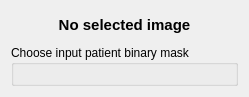
open-vv/vv, file vv/qt_ui/vvToolExtractLung.ui: the form before one commit.
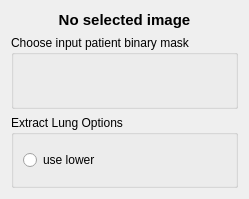
The form after the commit. Custom widgets are drawn as their Qt base class.

The edit to the form file:
```diff
--- a/vv/qt_ui/vvToolExtractLung.ui
+++ b/vv/qt_ui/vvToolExtractLung.ui
@@ -7,7 +7,7 @@
     <x>0</x>
     <y>0</y>
     <width>249</width>
-    <height>97</height>
+    <height>199</height>
    </rect>
   </property>
   <property name="windowTitle">
@@ -16,6 +16,12 @@
   <layout class="QVBoxLayout" name="verticalLayout">
    <item>
     <widget class="QLabel" name="mLabelInput">
+     <property name="sizePolicy">
+      <sizepolicy hsizetype="Preferred" vsizetype="Fixed">
+       <horstretch>0</horstretch>
+       <verstretch>0</verstretch>
+      </sizepolicy>
+     </property>
      <property name="font">
       <font>
        <pointsize>11</pointsize>
@@ -36,12 +42,58 @@
    </item>
    <item>
     <widget class="QGroupBox" name="mMaskLoaderBox">
+     <property name="sizePolicy">
+      <sizepolicy hsizetype="Preferred" vsizetype="Minimum">
+       <horstretch>0</horstretch>
+       <verstretch>0</verstretch>
+      </sizepolicy>
+     </property>
      <property name="title">
       <string>Choose input patient binary mask</string>
      </property>
      <layout class="QGridLayout" name="gridLayout">
       <item row="1" column="0">
-       <widget class="vvLabelImageLoaderWidget" name="mPatientMaskInputWidget" native="true"/>
+       <widget class="vvLabelImageLoaderWidget" name="mPatientMaskInputWidget" native="true">
+        <property name="sizePolicy">
+         <sizepolicy hsizetype="Preferred" vsizetype="Minimum">
+          <horstretch>0</horstretch>
+          <verstretch>0</verstretch>
+         </sizepolicy>
+        </property>
+       </widget>
+      </item>
+     </layout>
+    </widget>
+   </item>
+   <item>
+    <widget class="QGroupBox" name="mOptionsBox">
+     <property name="title">
+      <string>Extract Lung Options</string>
+     </property>
+     <layout class="QVBoxLayout" name="verticalLayout_3">
+      <item>
+       <layout class="QVBoxLayout" name="verticalLayout_2">
+        <item>
+         <widget class="vvIntensityValueSlider" name="mAirUpperThresholdSlider" native="true"/>
+        </item>
+        <item>
+         <widget class="QRadioButton" name="mRadioButtonLowerThan">
+          <property name="text">
+           <string>use lower</string>
+          </property>
+          <property name="autoExclusive">
+           <bool>false</bool>
+          </property>
+         </widget>
+        </item>
+        <item>
+         <widget class="vvIntensityValueSlider" name="mAirLowerThresholdSlider" native="true">
+          <property name="enabled">
+           <bool>false</bool>
+          </property>
+         </widget>
+        </item>
+       </layout>
       </item>
      </layout>
     </widget>
@@ -49,6 +101,12 @@
   </layout>
  </widget>
  <customwidgets>
+  <customwidget>
+   <class>vvIntensityValueSlider</class>
+   <extends>QWidget</extends>
+   <header>vvIntensityValueSlider.h</header>
+   <container>1</container>
+  </customwidget>
   <customwidget>
    <class>vvLabelImageLoaderWidget</class>
    <extends>QWidget</extends>
```
Left out of the diff: 19 changed lines with no effect on the pictures.
